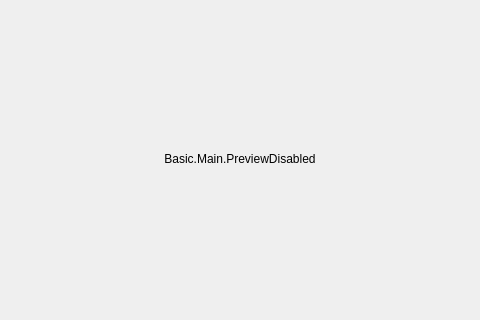
Qt form UI/forms/OBSBasic.ui (gechangli/obs-studio) before a commit; both pictures show x 100 to 580 and y 98 to 418 of the 1440 by 820 pixel window.
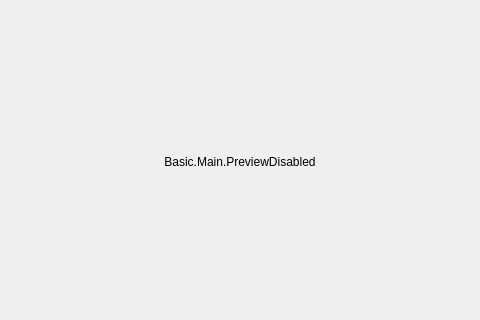
The same form after that commit. Icons and pictures are not drawn. Custom widgets are drawn as their Qt base class.

What changed in the file:
```diff
--- a/UI/forms/OBSBasic.ui
+++ b/UI/forms/OBSBasic.ui
@@ -35,6 +35,9 @@
   </property>
   <widget class="QWidget" name="centralwidget">
    <layout class="QVBoxLayout" name="verticalLayout">
+    <property name="topMargin">
+     <number>12</number>
+    </property>
     <item>
      <layout class="QHBoxLayout" name="horizontalLayout_2">
       <item>
```
